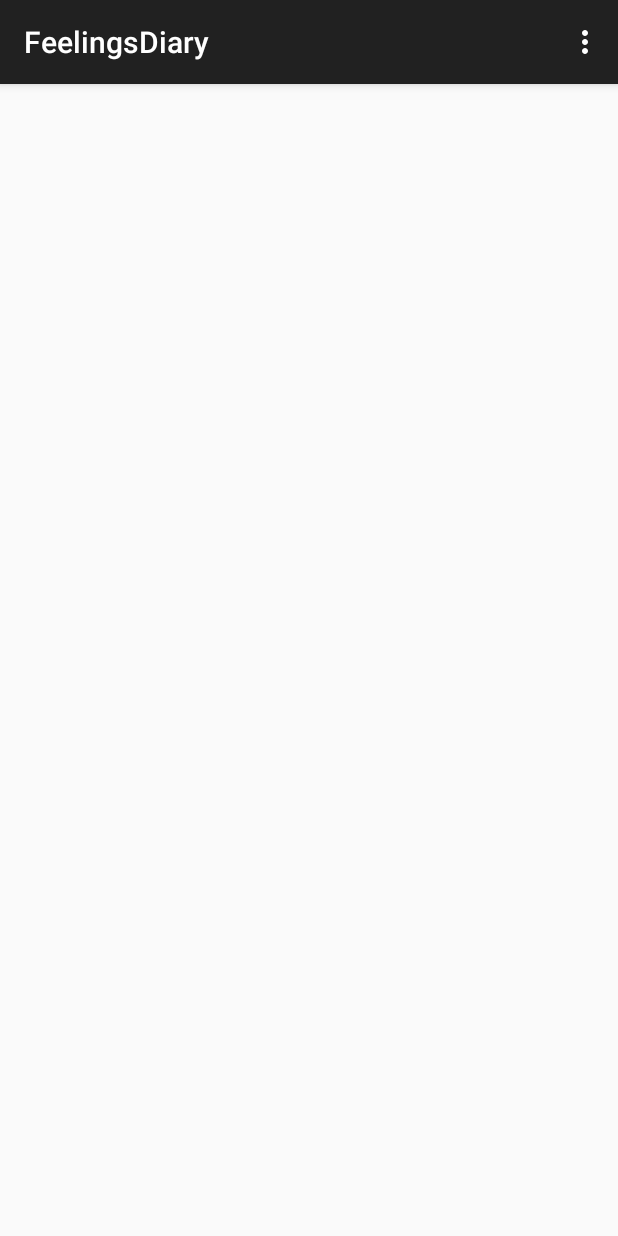
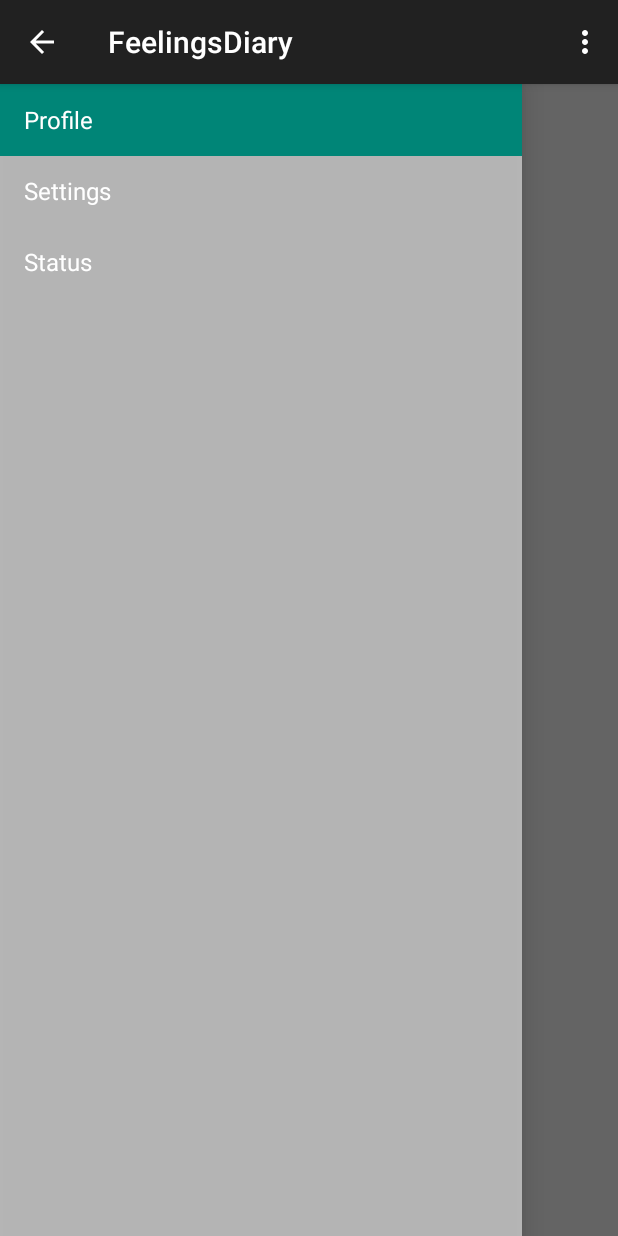
Before and after one commit to Truckle12/FeelingsDiary, an Android app: the screen it shows after launch (MainActivity), on a phone screen of 412 x 824 dp. Run offline under Robolectric (Android 15) with nearby library versions, the phone set to English and light mode, and no system bars; 2 statements that could not run were skipped.

Commit message:
I added in a side menu

```diff
--- a/app/src/main/java/com/example/ssteffanus/feelingsdiary/MainActivity.java
+++ b/app/src/main/java/com/example/ssteffanus/feelingsdiary/MainActivity.java
@@ -1,22 +1,44 @@
 package com.example.ssteffanus.feelingsdiary;
 
+import android.app.Activity;
 import android.content.Intent;
 import android.graphics.Bitmap;
 import android.graphics.BitmapFactory;
+import android.support.v4.app.Fragment;
+import android.support.v4.app.FragmentManager;
+import android.support.v7.app.ActionBar;
 import android.support.v7.app.AppCompatActivity;
 import android.os.Bundle;
 import android.view.Menu;
 import android.view.MenuItem;
+import android.support.v4.widget.DrawerLayout;
+import android.widget.ListView;
+import android.support.v7.app.ActionBarDrawerToggle;
+import android.view.*;
+import android.widget.ArrayAdapter;
 
-public class MainActivity extends AppCompatActivity {
 
+
+public class MainActivity extends AppCompatActivity implements NavigationDrawerFragment.NavigationDrawerCallbacks {
+    private NavigationDrawerFragment mNavigationDrawerFragment;
     public static Bitmap defaultImage;
+    private CharSequence mTitle;
 
     @Override
     protected void onCreate(Bundle savedInstanceState) {
         super.onCreate(savedInstanceState);
         setContentView(R.layout.activity_main);
-        defaultImage = BitmapFactory.decodeResource(getResources(),R.drawable.defaultImage);
+        defaultImage = BitmapFactory.decodeResource(getResources(),R.drawable.default_image);
+
+        mNavigationDrawerFragment = (NavigationDrawerFragment)
+                getSupportFragmentManager().findFragmentById(R.id.navigation_drawer);
+        mTitle = getTitle();
+
+        // Set up the drawer.
+        mNavigationDrawerFragment.setUp(
+                R.id.navigation_drawer,
+                (DrawerLayout) findViewById(R.id.drawer_layout));
+
     }
 
     @Override
@@ -47,4 +69,73 @@ public class MainActivity extends AppCompatActivity {
     private void exitRequested() {
         super.onBackPressed();
     }
+
+
+    @Override
+    public void onNavigationDrawerItemSelected(int position) {
+        // update the main content by replacing fragments
+        FragmentManager fragmentManager = getSupportFragmentManager();
+        fragmentManager.beginTransaction()
+                .replace(R.id.container, PlaceholderFragment.newInstance(position + 1))
+                .commit();
+    }
+
+    public void onSectionAttached(int number) {
+        switch (number) {
+            case 1:
+                mTitle = getString(R.string.title_section1);
+                break;
+            case 2:
+                mTitle = getString(R.string.title_section2);
+                break;
+            case 3:
+                mTitle = getString(R.string.title_section3);
+                break;
+        }
+    }
+
+    public void restoreActionBar() {
+        ActionBar actionBar = getSupportActionBar();
+        actionBar.setNavigationMode(ActionBar.NAVIGATION_MODE_STANDARD);
+        actionBar.setDisplayShowTitleEnabled(true);
+        actionBar.setTitle(mTitle);
+    }
+
+    public static class PlaceholderFragment extends Fragment {
+        /**
+         * The fragment argument representing the section number for this
+         * fragment.
+         */
+        private static final String ARG_SECTION_NUMBER = "section_number";
+
+        /**
+         * Returns a new instance of this fragment for the given section
+         * number.
+         */
+        public static PlaceholderFragment newInstance(int sectionNumber) {
+            PlaceholderFragment fragment = new PlaceholderFragment();
+            Bundle args = new Bundle();
+            args.putInt(ARG_SECTION_NUMBER, sectionNumber);
+            fragment.setArguments(args);
+            return fragment;
+        }
+
+        public PlaceholderFragment() {
+        }
+
+        @Override
+        public View onCreateView(LayoutInflater inflater, ViewGroup container,
+                                 Bundle savedInstanceState) {
+            View rootView = inflater.inflate(R.layout.fragment_main, container, false);
+            return rootView;
+        }
+
+        @Override
+        public void onAttach(Activity activity) {
+            super.onAttach(activity);
+            ((MainActivity) activity).onSectionAttached(
+                    getArguments().getInt(ARG_SECTION_NUMBER));
+        }
+    }
+
 }
--- /dev/null
+++ b/app/src/main/java/com/example/ssteffanus/feelingsdiary/NavigationDrawerFragment.java
@@ -0,0 +1,279 @@
+package com.example.ssteffanus.feelingsdiary;
+
+import android.app.Activity;
+import android.content.SharedPreferences;
+import android.content.res.Configuration;
+import android.os.Bundle;
+import android.preference.PreferenceManager;
+import android.support.v4.app.ActionBarDrawerToggle;
+import android.support.v4.app.Fragment;
+import android.support.v4.view.GravityCompat;
+import android.support.v4.widget.DrawerLayout;
+import android.support.v7.app.ActionBar;
+import android.support.v7.app.AppCompatActivity;
+import android.view.LayoutInflater;
+import android.view.Menu;
+import android.view.MenuInflater;
+import android.view.MenuItem;
+import android.view.View;
+import android.view.ViewGroup;
+import android.widget.AdapterView;
+import android.widget.ArrayAdapter;
+import android.widget.ListView;
+import android.widget.Toast;
+
+/**
+ * Created by ShelbySilverstein on 11/15/15.
+ */
+public class NavigationDrawerFragment extends Fragment {
+    private static final String STATE_SELECTED_POSITION = "selected_navigation_drawer_position";
+
+    /**
+     * Per the design guidelines, you should show the drawer on launch until the user manually
+     * expands it. This shared preference tracks this.
+     */
+    private static final String PREF_USER_LEARNED_DRAWER = "navigation_drawer_learned";
+
+    /**
+     * A pointer to the current callbacks instance (the Activity).
+     */
+    private NavigationDrawerCallbacks mCallbacks;
+
+    /**
+     * Helper component that ties the action bar to the navigation drawer.
+     */
+    private ActionBarDrawerToggle mDrawerToggle;
+
+    private DrawerLayout mDrawerLayout;
+    private ListView mDrawerListView;
+    private View mFragmentContainerView;
+
+    private int mCurrentSelectedPosition = 0;
+    private boolean mFromSavedInstanceState;
+    private boolean mUserLearnedDrawer;
+
+    public NavigationDrawerFragment() {
+    }
+
+    @Override
+    public void onCreate(Bundle savedInstanceState) {
+        super.onCreate(savedInstanceState);
+
+        // Read in the flag indicating whether or not the user has demonstrated awareness of the
+        // drawer. See PREF_USER_LEARNED_DRAWER for details.
+        SharedPreferences sp = PreferenceManager.getDefaultSharedPreferences(getActivity());
+        mUserLearnedDrawer = sp.getBoolean(PREF_USER_LEARNED_DRAWER, false);
+
+        if (savedInstanceState != null) {
+            mCurrentSelectedPosition = savedInstanceState.getInt(STATE_SELECTED_POSITION);
+            mFromSavedInstanceState = true;
+        }
+
+        // Select either the default item (0) or the last selected item.
+        selectItem(mCurrentSelectedPosition);
+    }
+
+    @Override
+    public void onActivityCreated(Bundle savedInstanceState) {
+        super.onActivityCreated(savedInstanceState);
+        // Indicate that this fragment would like to influence the set of actions in the action bar.
+        setHasOptionsMenu(true);
+    }
+
+    @Override
+    public View onCreateView(LayoutInflater inflater, ViewGroup container,
+                             Bundle savedInstanceState) {
+        mDrawerListView = (ListView) inflater.inflate(
+                R.layout.fragment_navigation_drawer, container, false);
+        mDrawerListView.setOnItemClickListener(new AdapterView.OnItemClickListener() {
+            @Override
+            public void onItemClick(AdapterView<?> parent, View view, int position, long id) {
+                selectItem(position);
+            }
+        });
+        mDrawerListView.setAdapter(new ArrayAdapter<String>(
+                getActionBar().getThemedContext(),
+                android.R.layout.simple_list_item_activated_1,
+                android.R.id.text1,
+                new String[]{
+                        getString(R.string.title_section1),
+                        getString(R.string.title_section2),
+                        getString(R.string.title_section3),
+                }));
+        mDrawerListView.setItemChecked(mCurrentSelectedPosition, true);
+        return mDrawerListView;
+    }
+
+    public boolean isDrawerOpen() {
+        return mDrawerLayout != null && mDrawerLayout.isDrawerOpen(mFragmentContainerView);
+    }
+
+    /**
+     * Users of this fragment must call this method to set up the navigation drawer interactions.
+     *
+     * @param fragmentId   The android:id of this fragment in its activity's layout.
+     * @param drawerLayout The DrawerLayout containing this fragment's UI.
+     */
+    public void setUp(int fragmentId, DrawerLayout drawerLayout) {
+        mFragmentContainerView = getActivity().findViewById(fragmentId);
+        mDrawerLayout = drawerLayout;
+
+        // set a custom shadow that overlays the main content when the drawer opens
+       // mDrawerLayout.setDrawerShadow(R.drawable.drawer_shadow, GravityCompat.START);
+        // set up the drawer's list view with items and click listener
+
+        ActionBar actionBar = getActionBar();
+        actionBar.setDisplayHomeAsUpEnabled(true);
+        actionBar.setHomeButtonEnabled(true);
+
+        // ActionBarDrawerToggle ties together the the proper interactions
+         //between the navigation drawer and the action bar app icon.
+
+        mDrawerToggle = new ActionBarDrawerToggle(
+                getActivity(),                    /* host Activity */
+                mDrawerLayout,                    /* DrawerLayout object */
+                R.drawable.default_image,             /* nav drawer image to replace 'Up' caret */
+                R.string.navigation_drawer_open,  /* "open drawer" description for accessibility */
+                R.string.navigation_drawer_close  /* "close drawer" description for accessibility */
+       ) {
+            @Override
+            public void onDrawerClosed(View drawerView) {
+                super.onDrawerClosed(drawerView);
+                if (!isAdded()) {
+                    return;
+                }
+
+                getActivity().supportInvalidateOptionsMenu(); // calls onPrepareOptionsMenu()
+            }
+
+            @Override
+            public void onDrawerOpened(View drawerView) {
+                super.onDrawerOpened(drawerView);
+                if (!isAdded()) {
+                    return;
+                }
+
+                if (!mUserLearnedDrawer) {
+                    // The user manually opened the drawer; store this flag to prevent auto-showing
+                    // the navigation drawer automatically in the future.
+                    mUserLearnedDrawer = true;
+                    SharedPreferences sp = PreferenceManager
+                            .getDefaultSharedPreferences(getActivity());
+                    sp.edit().putBoolean(PREF_USER_LEARNED_DRAWER, true).apply();
+                }
+
+                getActivity().supportInvalidateOptionsMenu(); // calls onPrepareOptionsMenu()
+            }
+        };
+
+        // If the user hasn't 'learned' about the drawer, open it to introduce them to the drawer,
+        // per the navigation drawer design guidelines.
+        if (!mUserLearnedDrawer && !mFromSavedInstanceState) {
+            mDrawerLayout.openDrawer(mFragmentContainerView);
+        }
+
+        // Defer code dependent on restoration of previous instance state.
+        mDrawerLayout.post(new Runnable() {
+            @Override
+            public void run() {
+                mDrawerToggle.syncState();
+            }
+        });
+
+        mDrawerLayout.setDrawerListener(mDrawerToggle);
+    }
+
+    private void selectItem(int position) {
+        mCurrentSelectedPosition = position;
+        if (mDrawerListView != null) {
+            mDrawerListView.setItemChecked(position, true);
+        }
+        if (mDrawerLayout != null) {
+            mDrawerLayout.closeDrawer(mFragmentContainerView);
+        }
+        if (mCallbacks != null) {
+            mCallbacks.onNavigationDrawerItemSelected(position);
+        }
+    }
+
+    @Override
+    public void onAttach(Activity activity) {
+        super.onAttach(activity);
+        try {
+            mCallbacks = (NavigationDrawerCallbacks) activity;
+        } catch (ClassCastException e) {
+            throw new ClassCastException("Activity must implement NavigationDrawerCallbacks.");
+        }
+    }
+
+    @Override
+    public void onDetach() {
+        super.onDetach();
+        mCallbacks = null;
+    }
+
+    @Override
+    public void onSaveInstanceState(Bundle outState) {
+        super.onSaveInstanceState(outState);
+        outState.putInt(STATE_SELECTED_POSITION, mCurrentSelectedPosition);
+    }
+
+    @Override
+    public void onConfigurationChanged(Configuration newConfig) {
+        super.onConfigurationChanged(newConfig);
+        // Forward the new configuration the drawer toggle component.
+        mDrawerToggle.onConfigurationChanged(newConfig);
+    }
+
+    @Override
+    public void onCreateOptionsMenu(Menu menu, MenuInflater inflater) {
+        // If the drawer is open, show the global app actions in the action bar. See also
+        // showGlobalContextActionBar, which controls the top-left area of the action bar.
+        if (mDrawerLayout != null && isDrawerOpen()) {
+            inflater.inflate(R.menu.global, menu);
+            showGlobalContextActionBar();
+        }
+        super.onCreateOptionsMenu(menu, inflater);
+    }
+
+    @Override
+    public boolean onOptionsItemSelected(MenuItem item) {
+        if (mDrawerToggle.onOptionsItemSelected(item)) {
+            return true;
+        }
+
+        if (item.getItemId() == R.id.action_example) {
+            Toast.makeText(getActivity(), "Example action.", Toast.LENGTH_SHORT).show();
+            return true;
+        }
+
+        return super.onOptionsItemSelected(item);
+    }
+
+    /**
+     * Per the navigation drawer design guidelines, updates the action bar to show the global app
+     * 'context', rather than just what's in the current screen.
+     */
+    private void showGlobalContextActionBar() {
+        ActionBar actionBar = getActionBar();
+        actionBar.setDisplayShowTitleEnabled(true);
+        actionBar.setNavigationMode(ActionBar.NAVIGATION_MODE_STANDARD);
+        actionBar.setTitle(R.string.app_name);
+    }
+
+    private ActionBar getActionBar() {
+        return ((AppCompatActivity) getActivity()).getSupportActionBar();
+    }
+
+    /**
+     * Callbacks interface that all activities using this fragment must implement.
+     */
+    public static interface NavigationDrawerCallbacks {
+        /**
+         * Called when an item in the navigation drawer is selected.
+         */
+        void onNavigationDrawerItemSelected(int position);
+    }
+
+
+}
--- a/app/src/main/res/layout/activity_main.xml
+++ b/app/src/main/res/layout/activity_main.xml
@@ -1,10 +1,27 @@
-<RelativeLayout xmlns:android="http://schemas.android.com/apk/res/android"
-    xmlns:tools="http://schemas.android.com/tools" android:layout_width="match_parent"
-    android:layout_height="match_parent" android:paddingLeft="@dimen/activity_horizontal_margin"
-    android:paddingRight="@dimen/activity_horizontal_margin"
-    android:paddingTop="@dimen/activity_vertical_margin"
-    android:paddingBottom="@dimen/activity_vertical_margin" tools:context=".MainActivity">
 
 
+    <!-- A DrawerLayout is intended to be used as the top-level content view using match_parent for both width and height to consume the full space available. -->
+    <android.support.v4.widget.DrawerLayout xmlns:android="http://schemas.android.com/apk/res/android"
+        xmlns:tools="http://schemas.android.com/tools" android:id="@+id/drawer_layout"
+        android:layout_width="match_parent" android:layout_height="match_parent"
+        tools:context=".MainActivity">
 
-</RelativeLayout>
+        <!-- As the main content view, the view below consumes the entire
+             space available using match_parent in both dimensions. -->
+        <FrameLayout android:id="@+id/container" android:layout_width="match_parent"
+            android:layout_height="match_parent" />
+
+        <!-- android:layout_gravity="start" tells DrawerLayout to treat
+             this as a sliding drawer on the left side for left-to-right
+             languages and on the right side for right-to-left languages.
+             If you're not building against API 17 or higher, use
+             android:layout_gravity="left" instead. -->
+        <!-- The drawer is given a fixed width in dp and extends the full height of
+             the container. -->
+        <fragment android:id="@+id/navigation_drawer"
+            android:layout_width="match_parent" android:layout_height="match_parent"
+            android:layout_gravity="start"
+            android:name="com.example.ssteffanus.feelingsdiary.NavigationDrawerFragment"
+            tools:layout="@layout/fragment_navigation_drawer" />
+
+    </android.support.v4.widget.DrawerLayout>
--- /dev/null
+++ b/app/src/main/res/layout/fragment_navigation_drawer.xml
@@ -0,0 +1,5 @@
+<ListView xmlns:android="http://schemas.android.com/apk/res/android"
+    xmlns:tools="http://schemas.android.com/tools" android:layout_width="match_parent"
+    android:layout_height="match_parent" android:choiceMode="singleChoice"
+    android:divider="@android:color/transparent" android:dividerHeight="0dp"
+    android:background="#cccc" tools:context=".NavigationDrawerFragment" />
--- /dev/null
+++ b/app/src/main/res/menu/global.xml
@@ -0,0 +1,5 @@
+<menu xmlns:android="http://schemas.android.com/apk/res/android"
+    xmlns:app="http://schemas.android.com/apk/res-auto">
+    <item android:id="@+id/action_settings" android:title="@string/action_settings"
+        android:orderInCategory="100" app:showAsAction="never" />
+</menu>
--- a/app/src/main/res/values/strings.xml
+++ b/app/src/main/res/values/strings.xml
@@ -14,7 +14,12 @@
     <string name="mood_sad">Sad</string>
     <string name="mood_scared">Scared</string>
     <string name="mood_angry">Angry</string>
+    <string name="action_example">Example action</string>
 
-
+    <string name="title_section1">Profile</string>
+    <string name="title_section2">Settings</string>
+    <string name="title_section3">Status</string>
+    <string name="navigation_drawer_open">Open navigation drawer</string>
+    <string name="navigation_drawer_close">Close navigation drawer</string>
 
 </resources>
```
Also changed, not shown: app/src/main/res/layout/drawer_layout.xml (added, +24 -0 lines), app/src/main/res/layout/fragment_main.xml (added, +12 -0 lines), app/src/main/res/menu/drawer_main.xml (added, +8 -0 lines), app/src/main/res/drawable/default_image.jpg (added), app/src/main/res/drawable/drawable-hdpi/drawer_shadow.9.png (added), app/src/main/res/drawable/drawable-hdpi/ic_drawer.png (added), app/src/main/res/drawable/drawable-mdpi/drawer_shadow.9.png (added), app/src/main/res/drawable/drawable-mdpi/ic_drawer.png (added), app/src/main/res/drawable/drawable-xhdpi/drawer_shadow.9.png (added), app/src/main/res/drawable/drawable-xhdpi/ic_drawer.png (added), app/src/main/res/drawable/drawable-xxhdpi/drawer_shadow.9.png (added), app/src/main/res/drawable/drawable-xxhdpi/ic_drawer.png (added), app/src/main/res/menu/menu_main.xml (line endings or trailing spaces), 4 other files.
